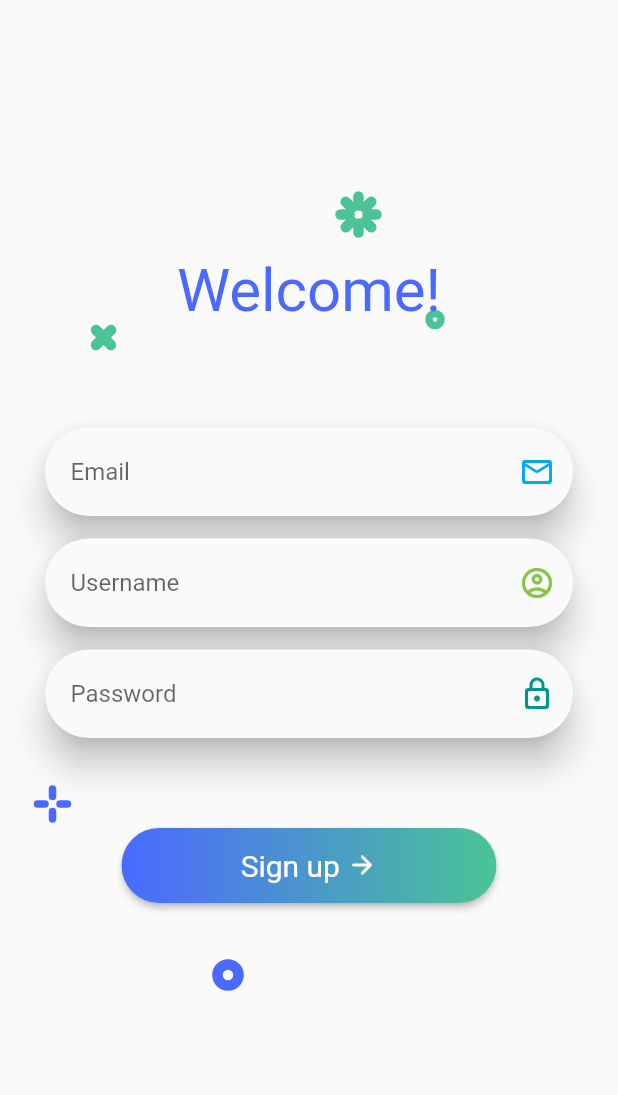
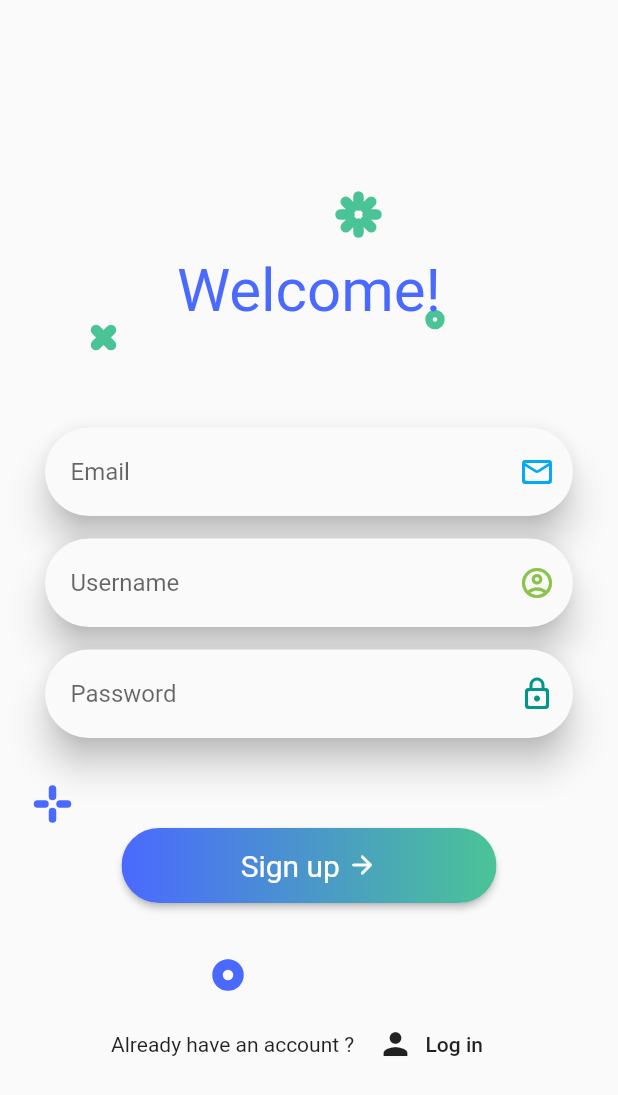
Before and after one commit to CommandeurNicolas/knowledge-checker-app, a Flutter app: the SignIn screen opened directly, on a phone screen of 412 x 824 dp. Shown: the top 1095 px of the screen. Run offline on Flutter 3.47's test engine with Material 2 defaults, Android fonts, the phone set to English and light mode, and no system bars; our stand-ins replace firebase_auth; accounts and stored records are empty.

Commit message:
change form button

```diff
--- a/lib/screens/Auth/sign_in.dart
+++ b/lib/screens/Auth/sign_in.dart
@@ -4,6 +4,8 @@ import 'package:knowledge_checker/screens/decoration_shapes.dart';
 import 'package:knowledge_checker/services/auth.dart';
 
 class SignIn extends StatefulWidget {
+  final Function toogleView;
+  SignIn({this.toogleView});
   @override
   _SignInState createState() => _SignInState();
 }
@@ -237,6 +239,22 @@ class _SignInState extends State<SignIn> {
                                 ),
                               ),
                             ),
+                            SizedBox(
+                              height: 70,
+                            ),
+                            Row(
+                              mainAxisAlignment: MainAxisAlignment.center,
+                              children: [
+                                Text("Already have an account ? "),
+                                FlatButton.icon(
+                                    onPressed: () {
+                                      widget.toogleView();
+                                    },
+                                    icon: Icon(Icons.person),
+                                    label: Text('Log in'))
+                                //HrefText(text: "SIGN UP", widget: SignIn()),
+                              ],
+                            ),
                           ],
                         ),
                       ),
```
Also changed, not shown: lib/screens/Auth/authenticate.dart (+8 -1 lines), lib/screens/Auth/login.dart (+16 -8 lines).
